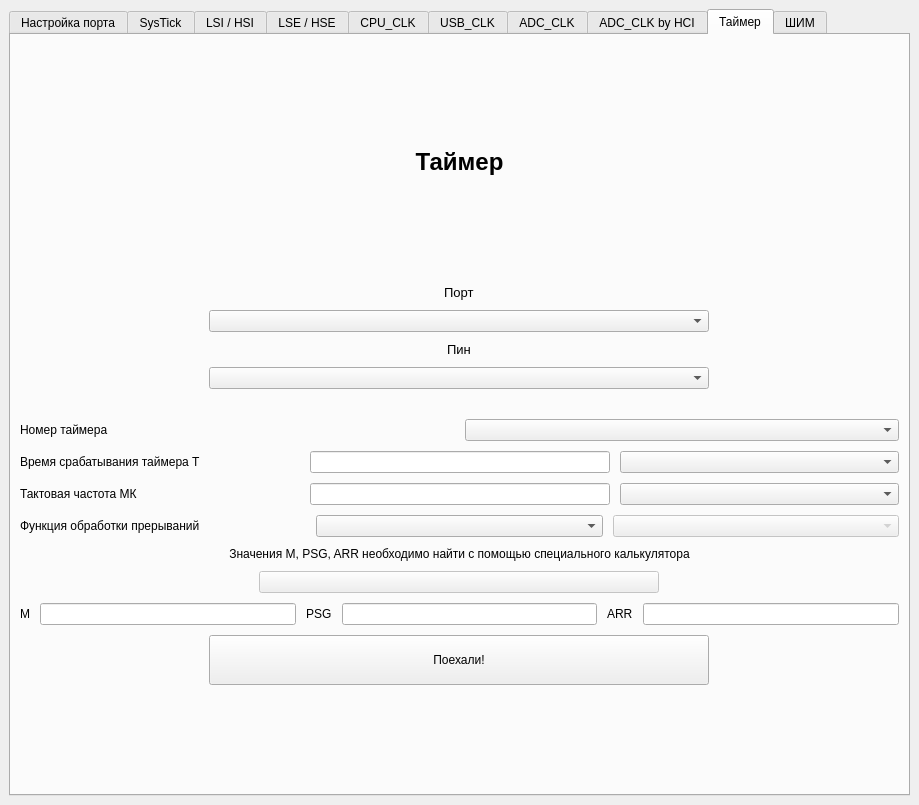
Before: the Qt Designer form main.ui in TimurRahimov/1986BE93Y-CodeGenerator, drawn with Qt 5.
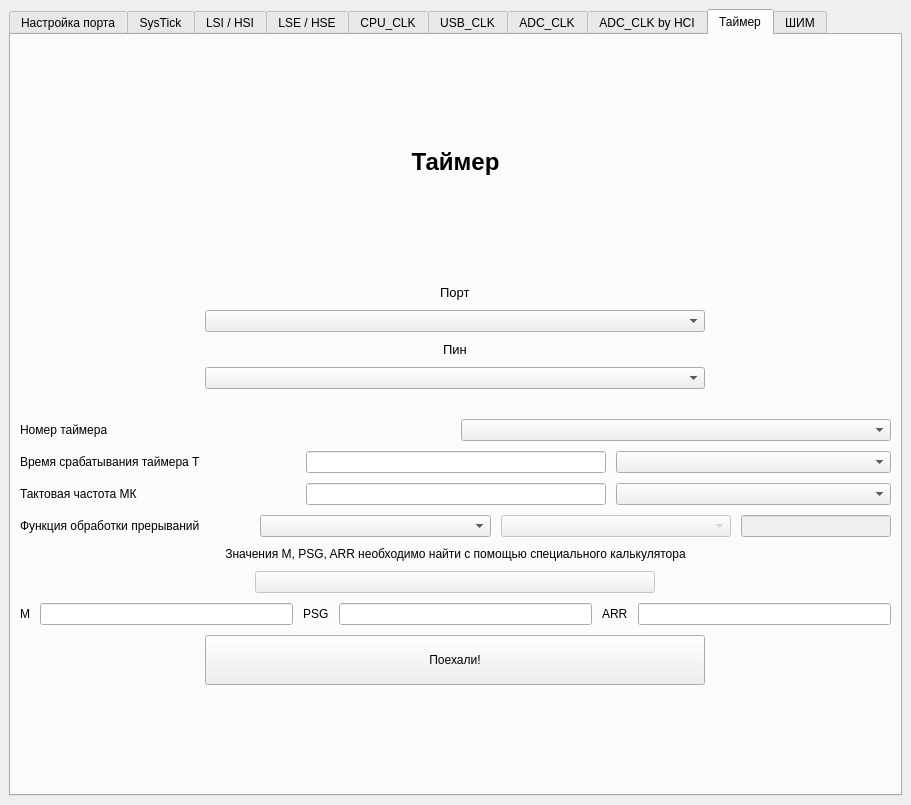
After: the same form once the commit is applied. The open tabs and pages were chosen to show the change.

Commit message: Add ADC IRQHandler in Q13

```diff
--- a/main.ui
+++ b/main.ui
@@ -6,7 +6,7 @@
    <rect>
     <x>0</x>
     <y>0</y>
-    <width>919</width>
+    <width>911</width>
     <height>805</height>
    </rect>
   </property>
@@ -2796,6 +2796,34 @@
                 </property>
                </widget>
               </item>
+              <item>
+               <widget class="QLineEdit" name="lineEdit_13_irq_param">
+                <property name="enabled">
+                 <bool>false</bool>
+                </property>
+                <property name="minimumSize">
+                 <size>
+                  <width>0</width>
+                  <height>0</height>
+                 </size>
+                </property>
+                <property name="maximumSize">
+                 <size>
+                  <width>150</width>
+                  <height>16777215</height>
+                 </size>
+                </property>
+                <property name="text">
+                 <string/>
+                </property>
+                <property name="alignment">
+                 <set>Qt::AlignCenter</set>
+                </property>
+                <property name="clearButtonEnabled">
+                 <bool>true</bool>
+                </property>
+               </widget>
+              </item>
              </layout>
             </item>
             <item>
```
The commit also changes 2 other files.
